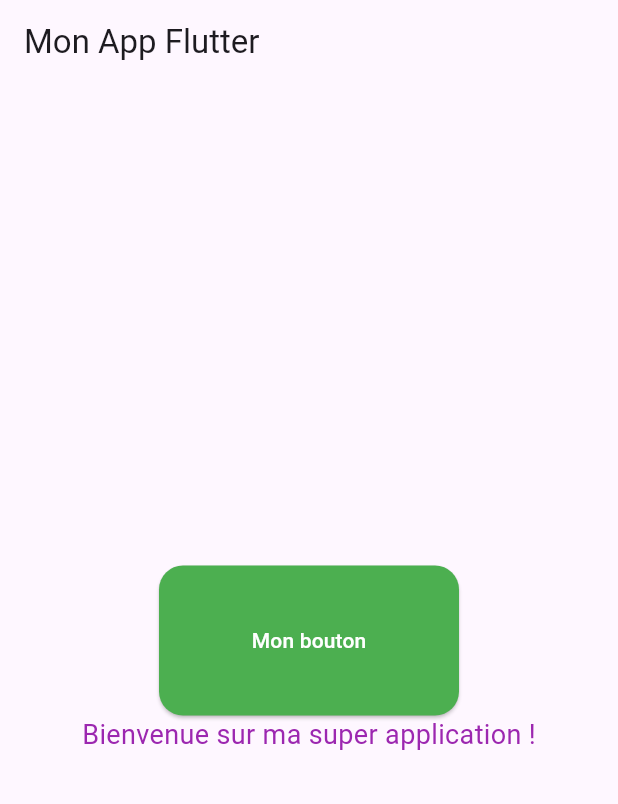
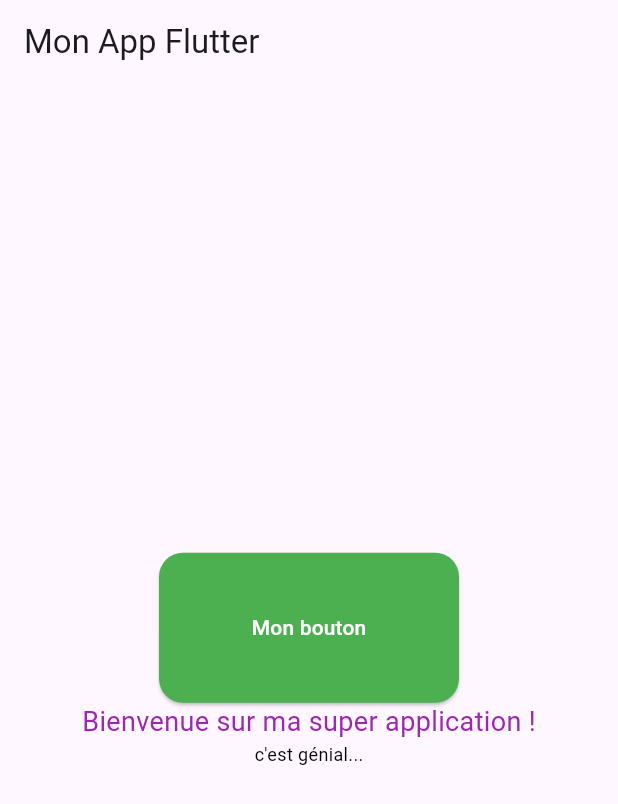
Before and after one commit to MatteoCarton2/Note-app-in-flutter, a Flutter app: the screen it shows after launch, on a phone screen of 412 x 824 dp. Shown: the top 804 px of the screen. Run offline on Flutter 3.47's test engine with Material 3 defaults, Android fonts, the phone set to English and light mode, and no system bars.

```diff
--- a/note_app/lib/main.dart
+++ b/note_app/lib/main.dart
@@ -83,6 +83,11 @@ class MyApp extends StatelessWidget {
                 couleur: Colors.purple,
                 taille: 18,
               ),
+              MonTexte(
+                text: "c'est génial...",
+                couleur: Colors.black,
+                taille: 12,
+              )
             ],
           ),
         ),
```
